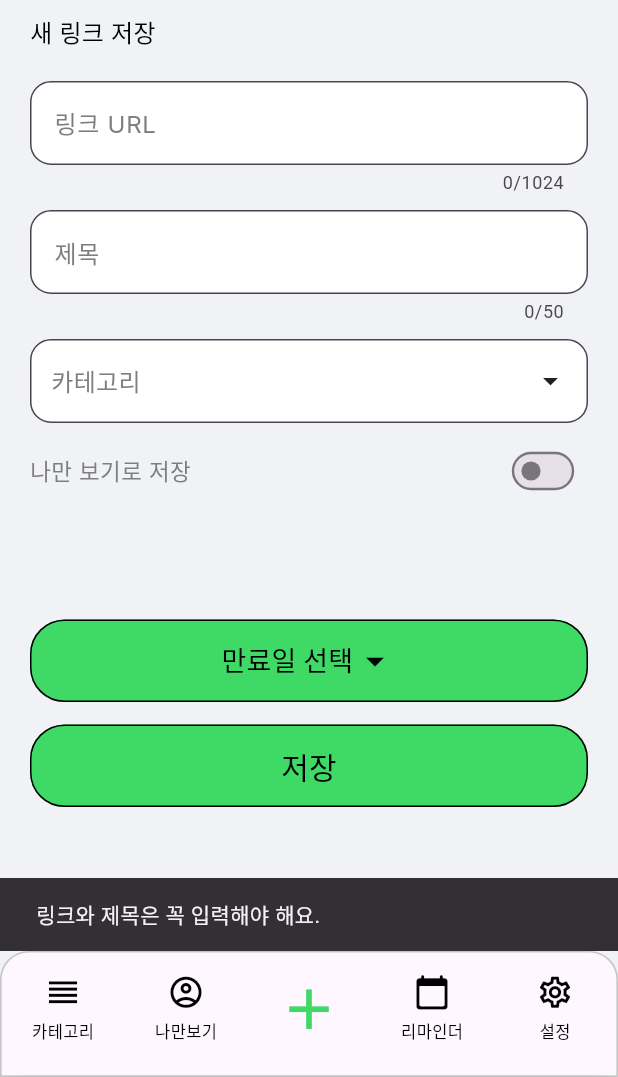
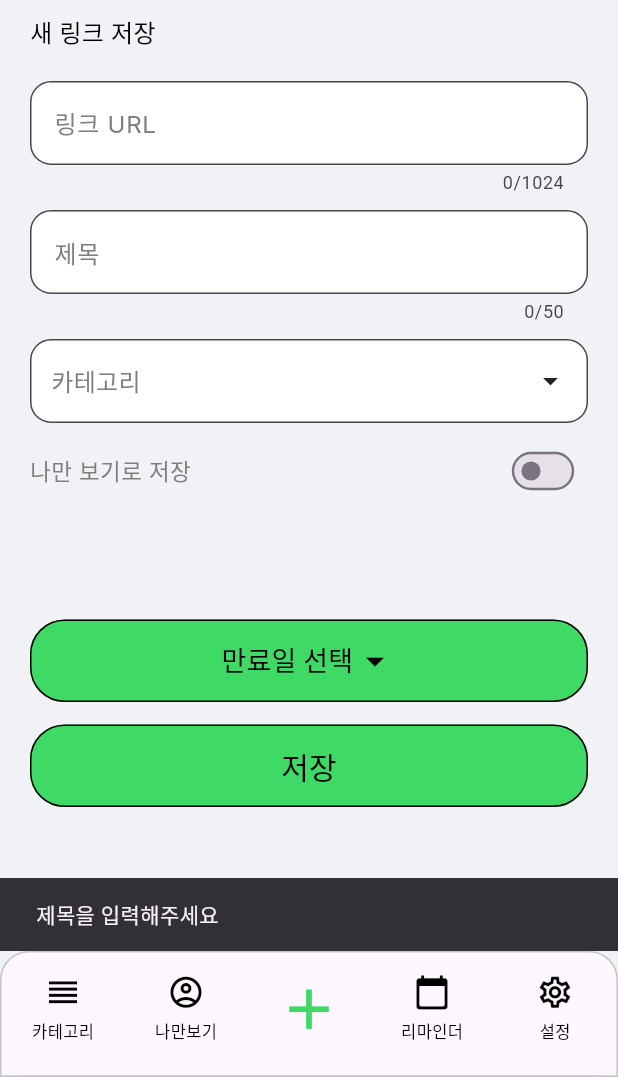
Before and after one commit to pknu-wap/LINKY-APP, a Flutter app: the MainScreen screen opened by its route, item 3 of the bottom bar chosen, after a tap on "저장", on a phone screen of 412 x 824 dp, the part 159-1236 px from its top. Run offline on Flutter 3.47's test engine with Material 3 defaults, Android fonts, the phone set to English and light mode, and no system bars; our stand-ins replace dio, flutter_local_notifications, flutter_secure_storage, google_fonts, permission_handler, table_calendar; missing offline and left inert: android_alarm_manager_plus, flutter_sharing_intent, kakao_flutter_sdk_common, kakao_flutter_sdk_user, mysql_client; accounts and stored records are empty.

Commit message:
feat:공유 버튼 기능 구현

```diff
--- a/lib/main.dart
+++ b/lib/main.dart
@@ -1,4 +1,5 @@
 import 'dart:async';
+// import 'dart:nativewrappers/_internal/vm/lib/ffi_native_type_patch.dart';
 import 'package:android_alarm_manager_plus/android_alarm_manager_plus.dart';
 import 'package:flutter/material.dart';
 import 'package:flutter_local_notifications/flutter_local_notifications.dart';
@@ -14,6 +15,7 @@ import 'package:std/pages/slide_page.dart';
 import 'package:std/pages/plus_page.dart';
 import 'package:std/provider/app_state.dart';
 import 'package:std/services/alarm_service.dart';
+import 'package:std/services/url_verification.dart';
 import 'package:std/widgets/secret_page_guard.dart';
 import 'package:kakao_flutter_sdk_user/kakao_flutter_sdk_user.dart';
 import 'package:kakao_flutter_sdk_common/kakao_flutter_sdk_common.dart';
@@ -129,27 +131,109 @@ class _MainScreenState extends State<MainScreen> {
   DateTime? _lastBackPressedTime;
   late StreamSubscription _intentDataStreamSubscription;
   List<SharedFile>? list;
+  late String sharedLink;
+  String? sharedContentTitle;
 
   @override
   void initState() {
     super.initState();
 
-    _intentDataStreamSubscription = FlutterSharingIntent.instance.getMediaStream()
-        .listen((List<SharedFile> value) {
-      setState(() {
-        list = value;
-      });
-      print("Shared: getMediaStream ${value.map((f) => f.value).join(",")}");
-    }, onError: (err) {
-      print("getIntentDataStream error: $err");
-    });
+    _intentDataStreamSubscription = FlutterSharingIntent.instance
+        .getMediaStream()
+        .listen(
+          (List<SharedFile> value) {
+            setState(() {
+              list = value;
+            });
+            print(
+              "Shared: getMediaStream ${value.map((f) => f.value).join(",")}",
+            );
+          },
+          onError: (err) {
+            print("getIntentDataStream error: $err");
+          },
+        );
 
-    FlutterSharingIntent.instance.getInitialSharing().then((List<SharedFile> value) {
-      print("Shared: getInitialMedia ${value.map((f) => f.value).join(",")}");
-      setState(() {
-        list = value;
-      });
-    });
+    Future<void> handleInitialSharing() async {
+      try {
+        final List<SharedFile> value = await FlutterSharingIntent.instance
+            .getInitialSharing();
+
+        if (value.isEmpty) {
+          print('-------공유된 데이터 없음------');
+          return;
+        }
+
+        final String sharedData = value.map((f) => f.value).join(",");
+
+        if (sharedData.isEmpty) {
+          print('---------내용 없음----------');
+          return;
+        }
+
+        String sharedLink = '';
+        String sharedContentTitle = '공유된 콘텐츠';
+
+        final lines = sharedData.split('\n');
+        for (String text in lines) {
+          if (text.trim().contains("http://") ||
+              text.trim().contains("https://")) {
+            sharedLink = text.trim();
+          } else if (text.trim().isNotEmpty) {
+            sharedContentTitle = text.trim();
+          }
+        }
+
+        if (sharedLink.isEmpty) {
+          print('-----URL을 찾을 수 없음------');
+          return;
+        }
+
+        final verifier = UrlVerification();
+        try {
+          verifier.urlVerify(sharedLink);
+        } catch (e) {
+          if (!mounted) return;
+          ScaffoldMessenger.of(context).showSnackBar(
+            SnackBar(
+              content: Text(e.toString().replaceAll('FormatException: ', '')),
+            ),
+          );
+          return;
+        }
+
+        if (!mounted) return;
+        try {
+          await context.read<AppState>().addContent(
+            url: sharedLink,
+            title: sharedContentTitle,
+            category: '전체',
+            isPrivate: false,
+            selectedDate: null,
+          );
+
+          print('url: $sharedLink\ntitle: $sharedContentTitle');
+
+          if (!mounted) return;
+          ScaffoldMessenger.of(context).showSnackBar(
+            const SnackBar(content: Text('링크가 성공적으로 DB에 저장되었습니다!')),
+          );
+
+          setState(() {});
+        } catch (e) {
+          if (!mounted) return;
+          final errorMessage = e.toString().replaceAll('Exception: ', '');
+          ScaffoldMessenger.of(context).showSnackBar(
+            SnackBar(content: Text('저장 실패: $errorMessage')),
+          );
+        }
+      } catch (e) {
+        print("공유 데이터 처리 중 에러 발생: $e");
+      }
+    }
+
+    // 선언한 비동기 함수를 실행
+    handleInitialSharing();
 
     WidgetsBinding.instance.addPostFrameCallback((_) async {
       final kakaoId = await storage.read(key: 'kakaoId');
@@ -299,11 +383,13 @@ class _MainScreenState extends State<MainScreen> {
       ),
     );
   }
+
   @override
   void dispose() {
     _intentDataStreamSubscription.cancel();
     super.dispose();
   }
+
   Widget _buildCommonItem(IconData icon, String label, bool isSelected) {
     return Column(
       mainAxisSize: MainAxisSize.min,
--- a/lib/pages/login_page.dart
+++ b/lib/pages/login_page.dart
@@ -72,7 +72,7 @@ class _LoginPageState extends State<LoginPage> {
       debugPrint('백엔드 요청 시작');
 
       final response = await dio.post(
-        '',
+        'http://3.34.52.216:8080/auth/kakao',
         data: {
           'accessToken': kakaoAccessToken,
         },
--- a/lib/pages/plus_page.dart
+++ b/lib/pages/plus_page.dart
@@ -5,6 +5,7 @@ import 'package:std/constants.dart';
 import 'package:std/pages/calender_page.dart';
 import 'package:std/provider/app_state.dart';
 import 'package:std/services/data_service.dart';
+import 'package:std/services/url_verification.dart';
 import 'package:std/widgets/public_dropdown_menu.dart';
 import '../widgets/plus_page_calendar.dart';
 import 'package:google_fonts/google_fonts.dart';
@@ -66,45 +67,25 @@ class _PlusPageState extends State<PlusPage> {
     final url = urlController.text.trim();
     final title = titleController.text.trim();
 
-    if (url.isEmpty || title.isEmpty) {
+    final verifier = UrlVerification();
+
+    if (title.isEmpty) {
       ScaffoldMessenger.of(
         context,
-      ).showSnackBar(const SnackBar(content: Text('링크와 제목은 꼭 입력해야 해요.')));
+      ).showSnackBar(SnackBar(content: Text('제목을 입력해주세요')));
       return;
     }
 
-    if (RegExp(r'\s').hasMatch(url)) {
+    try {
+      verifier.urlVerify(url);
+    } catch (e) {
       ScaffoldMessenger.of(
         context,
-      ).showSnackBar(const SnackBar(content: Text('공백 불가')));
+      ).showSnackBar(SnackBar(content: Text(e.toString())));
       return;
     }
 
-    final blockedScheme = RegExp(
-      r'^(javascript|data|file|ftp|mailto):',
-      caseSensitive: false,
-    );
-
-    if (blockedScheme.hasMatch(url)) {
-      ScaffoldMessenger.of(
-        context,
-      ).showSnackBar(
-        const SnackBar(content: Text('http 또는 https 링크만 입력할 수 있어요.')),
-      );
-      return;
-    }
-
-    final uri = Uri.tryParse(url);
-
-    if (uri == null ||
-        uri.scheme != 'http' && uri.scheme != 'https' ||
-        uri.host.isEmpty ||
-        uri.userInfo.isNotEmpty) {
-      ScaffoldMessenger.of(
-        context,
-      ).showSnackBar(const SnackBar(content: Text('유효한 URL을 입력하세요.')));
-      return;
-    }
+    // 로딩
     showDialog(
       context: context,
       barrierDismissible: false,
@@ -112,17 +93,7 @@ class _PlusPageState extends State<PlusPage> {
     );
 
     try {
-      final kakaoId = await storage.read(key: 'kakaoId');
-
-      if (kakaoId == null) {
-        Navigator.pop(context);
-        ScaffoldMessenger.of(context).showSnackBar(
-          const SnackBar(content: Text('로그인 정보가 없습니다. 다시 로그인해주세요.')),
-        );
-        return;
-      }
-      final int dbId = await _dataService.insertLink(
-        kakaoId: kakaoId,
+      await context.read<AppState>().addContent(
         url: url,
         title: title,
         category: selectedCategory,
@@ -130,30 +101,9 @@ class _PlusPageState extends State<PlusPage> {
         selectedDate: selectedDate,
       );
 
-      final int newContentID = context.read<AppState>().addContent(
-        id: dbId,
-        title: title,
-        url: url,
-        isPrivate: isPrivate,
-        category: selectedCategory ?? '전체',
-        datetime: selectedDate != null
-            ? DateFormat('yyyy-MM-dd HH:mm').format(selectedDate!)
-            : '',
+      print(
+        'url: $url\ntitle: $title\ncategory: $selectedCategory\nisPrivate: $isPrivate\nselectedDate: $selectedDate',
       );
-
-      if (selectedDate != null || isPrivate == false) {
-        addEventToMap(
-          newContentID,
-          title,
-          selectedDate!,
-        ); //리마인더에 이벤트 추가
-      }
-
-      print('url: $url');
-      print('title: $title');
-      print('category: $selectedCategory');
-      print('isPrivate: $isPrivate');
-      print('selectedDate: $selectedDate');
 
       Navigator.pop(context); // 로딩 닫기
 
@@ -171,11 +121,13 @@ class _PlusPageState extends State<PlusPage> {
       });
     } catch (e) {
       Navigator.pop(context); // 로딩 닫기
+
+      final errorMessage = e.toString().replaceAll('Exception: ', '');
+
       ScaffoldMessenger.of(context).showSnackBar(
-        SnackBar(content: Text('저장 실패: $e')),
+        SnackBar(content: Text('저장 실패: $errorMessage')),
       );
     }
-
   }
 
   @override
--- a/lib/services/data_service.dart
+++ b/lib/services/data_service.dart
@@ -2,11 +2,11 @@ import 'package:mysql_client/mysql_client.dart';
 
 class DataService {
   // DB 설정 값들
-  final String _host = '';
+  final String _host = '3.34.52.216';
   final int _port = 3306;
-  final String _user = '';
-  final String _password = '';
-  final String _dbName = '';
+  final String _user = 'root';
+  final String _password = 'remnant260()!';
+  final String _dbName = 'linky_db';
 
   // 공통 커넥션 생성 메서드
   Future<MySQLConnection> _getConnection() async {
@@ -79,10 +79,13 @@ class DataService {
     final conn = await _getConnection();
     try {
       //await conn.execute("SET SQL_SAFE_UPDATES = 0"); // ->id 뿐만아니라 title, url 등 다른 컬럼으로도 삭제 가능하도록 설정 변경
-      await conn.execute("DELETE FROM link WHERE id = :id AND kakao_id = :kakao_id", {
-        "id": id,
-        "kakao_id": kakaoId,
-      }); //->id를 이용해 행 삭제 -> 바꿀수 있음
+      await conn.execute(
+        "DELETE FROM link WHERE id = :id AND kakao_id = :kakao_id",
+        {
+          "id": id,
+          "kakao_id": kakaoId,
+        },
+      ); //->id를 이용해 행 삭제 -> 바꿀수 있음
       print("DB 삭제 요청 완료");
       //await conn.execute("SET SQL_SAFE_UPDATES = 1"); // ->id 뿐만아니라 title, url 등 다른 컬럼으로도 삭제 못하게 설정 변경
     } finally {
--- /dev/null
+++ b/lib/services/url_verification.dart
@@ -0,0 +1,29 @@
+class UrlVerification {
+  void urlVerify(String url) {
+    if (url.isEmpty) {
+      throw FormatException('URL을 입력해주세요');
+    }
+
+    if (RegExp(r'\s').hasMatch(url)) {
+      throw FormatException('URL에는 공백이 포함될 수 없어요');
+    }
+
+    final blockedScheme = RegExp(
+      r'^(javascript|data|file|ftp|mailto):',
+      caseSensitive: false,
+    );
+
+    if (blockedScheme.hasMatch(url)) {
+      throw FormatException('지원하지 않는 주소 형식이에요');
+    }
+
+    final uri = Uri.tryParse(url);
+
+    if (uri == null ||
+        uri.scheme != 'http' && uri.scheme != 'https' ||
+        uri.host.isEmpty ||
+        uri.userInfo.isNotEmpty) {
+      throw FormatException('유효한 URL을 입력하세요');
+    }
+  }
+}
--- a/lib/widgets/public_popup_menu_button.dart
+++ b/lib/widgets/public_popup_menu_button.dart
@@ -20,6 +20,7 @@ class PopupButton extends StatelessWidget {
   @override
   Widget build(BuildContext context) {
     return PopupMenuButton<String>(
+      popUpAnimationStyle: AnimationStyle.noAnimation,
       offset: const Offset(-5, 30),
       menuPadding: EdgeInsets.symmetric(vertical: 3),
       // 메뉴 전체의 최대 너비 제한
```
Also changed, not shown: lib/provider/app_state.dart (+55 -12 lines).
